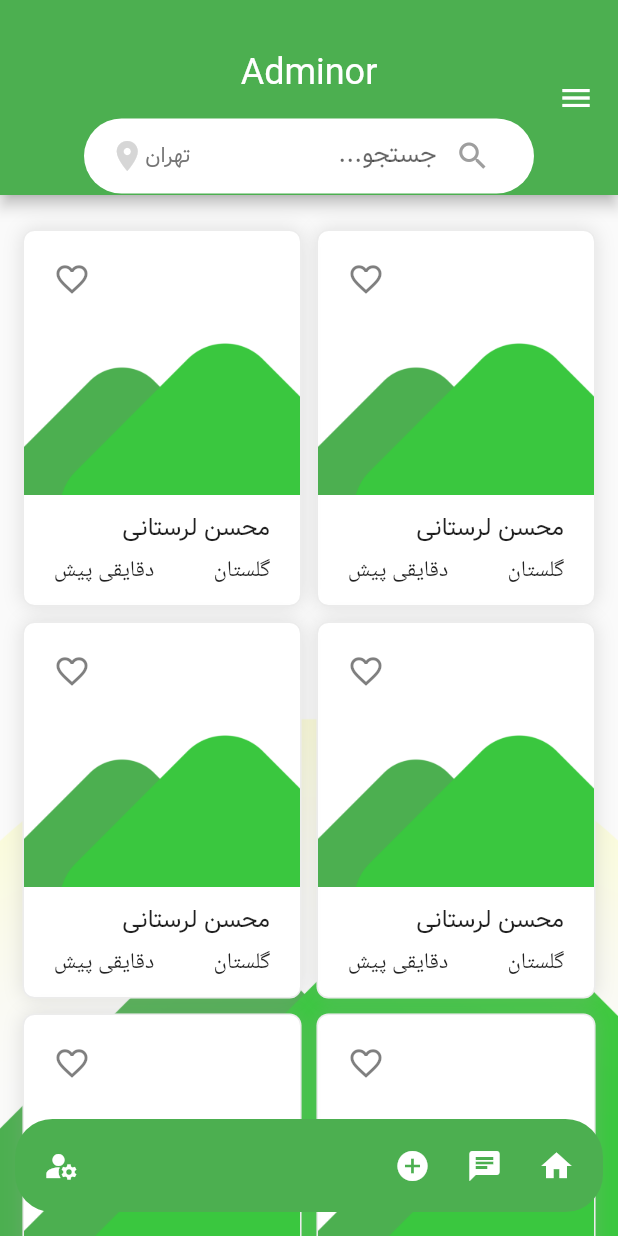
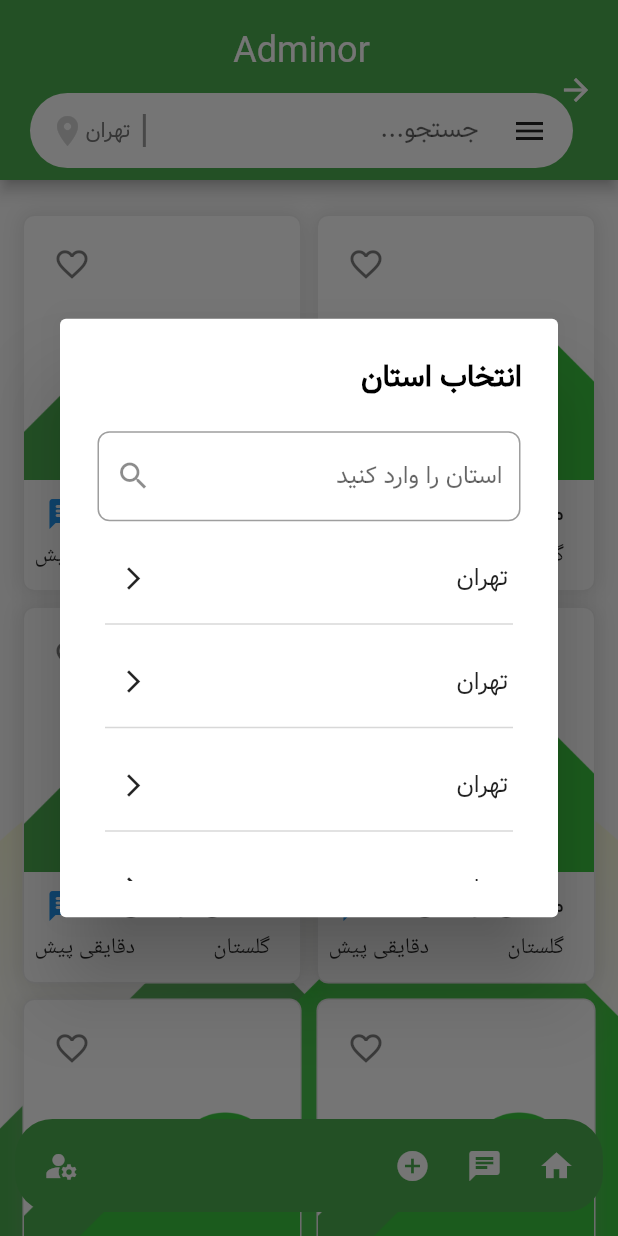
Before and after one commit to MadPad124/Adminor, a Flutter app: the AdvertisingPage screen opened directly, after a tap on "تهران", on a phone screen of 412 x 824 dp. Run offline on Flutter 3.47's test engine with Material 2 defaults, Android fonts, the phone set to English and light mode, and no system bars; our stand-ins replace animated_splash_screen, animated_text_kit, page_transition, shared_preferences; accounts and stored records are empty; project files that could hold a hidden picture were left out.

```diff
--- a/lib/AdeversitingPage.dart
+++ b/lib/AdeversitingPage.dart
@@ -1,4 +1,6 @@
+
 import 'package:flutter/material.dart';
+//import 'package:flutter/scheduler.dart';
 class AdvertisingPage extends StatefulWidget {
   const AdvertisingPage({Key? key}) : super(key: key);
 
@@ -12,28 +14,30 @@
     TextEditingController searchBoxController=TextEditingController();
 
     return Scaffold(
-      appBar:
-      AppBar(
-        leading: IconButton(onPressed: (){}, icon: const Icon(Icons.menu)),
+
+      appBar: AppBar(
         backgroundColor: Colors.green,
-        toolbarHeight: 130,
+        toolbarHeight: 120,
         flexibleSpace:Row(
           crossAxisAlignment: CrossAxisAlignment.center,
-          mainAxisAlignment: MainAxisAlignment.center,
           children: [
+            const SizedBox(width: 30,),
             Column(
               mainAxisAlignment: MainAxisAlignment.center,
               crossAxisAlignment: CrossAxisAlignment.center,
               children: [
-                const SizedBox(height: 30,),
-                const Text('Adminor',style: TextStyle(fontFamily: 'Vazir',fontWeight: FontWeight.w300,fontSize: 24,color: Colors.white),),
-                const SizedBox(height: 10,),
-                Container(width:300,height:50,
+
+                const Padding(
+                  padding: EdgeInsets.all(8.0),
+                  child: Text('Adminor',style: TextStyle(fontFamily: 'Vazir',fontWeight: FontWeight.w300,fontSize: 24,color: Colors.white),),
+                ),
+                Container(width:MediaQuery.of(context).size.width-50,height:50,
                     decoration: BoxDecoration(color:Colors.white,borderRadius: BorderRadius.circular(25)),
                     child: Row(
-                      mainAxisAlignment: MainAxisAlignment.center,
+                      mainAxisAlignment: MainAxisAlignment.spaceAround,
                       crossAxisAlignment: CrossAxisAlignment.center,
                       children: [
+                        IconButton(onPressed: (){}, icon:const Icon(Icons.menu)),
                         SizedBox(
                           width: MediaQuery.of(context).size.width-200,
                             child:
@@ -44,17 +48,82 @@
                           decoration: const InputDecoration(
                             hintText: 'جستجو...',
                               border: UnderlineInputBorder(borderSide: BorderSide.none),
-                              prefixIcon : Icon(Icons.search),prefixIconColor: Colors.grey),)),
+                              /*prefixIcon : Icon(Icons.search),prefixIconColor: Colors.grey*/),)),
                                InkWell(
                                 onTap: (){
+                                  showDialog(context: context, builder: (context) => AlertDialog(title:const Text('انتخاب استان',style: TextStyle(fontFamily: 'Vazir',color: Colors.black,fontSize: 20),),
+                                  content: SingleChildScrollView(
+                                    child: SizedBox(
+                                      width: MediaQuery.of(context).size.width,
+                                      child: Column(
+                                        children: [
+                                          Row(
+                                            mainAxisAlignment: MainAxisAlignment.center,
+                                            crossAxisAlignment: CrossAxisAlignment.center,
+                                            children: [
+                                              SizedBox(
+                                                height: 60,
+                                                  //decoration: BoxDecoration(color:Colors.white,borderRadius: BorderRadius.circular(10),border: Border.all(color: Colors.grey,width: 1)),
+                                                  width: MediaQuery.of(context).size.width-130,
+                                                  child:
+                                                  TextField(
+                                                    onChanged: (value) => searchBoxController.text = value,
+                                                    style: const TextStyle(fontFamily: 'Vazir',color: Colors.black),
+                                                    textDirection: TextDirection.rtl,
+                                                    decoration:  InputDecoration(
+                                                      enabledBorder: OutlineInputBorder(borderSide: const BorderSide(color: Colors.grey,width: 1),borderRadius: BorderRadius.circular(8)),
+                                                      hintText: 'استان را وارد کنید',
+                                                      hintStyle: const TextStyle(fontSize: 16),
+                                                      suffixIcon: const Icon(Icons.search),
+                                                      focusedBorder: const OutlineInputBorder(borderSide: BorderSide(width:1,color: Colors.teal)),
+                                                      border: const UnderlineInputBorder(borderSide: BorderSide.none),
+                                                    ),)),
+
+
+                                            ],
+                                          ),
+                                          Center(
+                                            child: SizedBox(
+                                              height: 240,
+                                              width: MediaQuery.of(context).size.width-130,
+                                              child: ListView.builder(itemCount: 12,itemBuilder: (context, index) {
+                                                return Column(
+                                                  children: [
+                                                    Padding(
+                                                      padding: const EdgeInsets.only(top: 8.0),
+                                                      child: SizedBox(
+                                                        height:60,
+                                                        child: Row(mainAxisAlignment: MainAxisAlignment.spaceBetween,
+                                                          crossAxisAlignment: CrossAxisAlignment.center,
+                                                          children: [const Expanded(child: Padding(
+                                                            padding: EdgeInsets.only(right: 8.0),
+                                                            child: Text('تهران',style: TextStyle(fontSize: 16,fontFamily: 'Vazir'),),
+                                                          )),IconButton(onPressed: (){}, icon: const Icon(Icons.arrow_back_ios_new,size: 18,)),
+                                                          ],
+                                                        ),
+                                                      ),
+                                                    ),
+                                                    Container(height: 1,width: MediaQuery.of(context).size.width-140,decoration:  BoxDecoration(border: Border(bottom: BorderSide(color: Colors.grey.withOpacity(0.4),width: 1,))),)
+                                                  ],
+                                                );
+                                              },),
+                                            ),
+                                          )
+                                        ],
+                                      ),
+                                    ),
+                                  )),);
                                 },
                                 child:Row(
                                   textDirection: TextDirection.ltr,
                                   mainAxisAlignment: MainAxisAlignment.center,
                                   crossAxisAlignment: CrossAxisAlignment.center,
                                   children: [
-                                    Icon(Icons.location_on,color: Colors.grey[350],),
-                                     Text('تهران',style: TextStyle(fontFamily: 'Vazir',fontSize: 14,color: Colors.grey[600]),)],),
+                                    Padding(
+                                      padding: const EdgeInsets.only(left: 8.0),
+                                      child: Icon(Icons.location_on,color: Colors.grey[350],),
+                                    ),
+                                     Container(padding: const EdgeInsets.only(right: 8),decoration:const BoxDecoration(border: Border(right: BorderSide(color: Colors.grey,width: 2))),child: Text('تهران',style: TextStyle(fontFamily: 'Vazir',fontSize: 14,color: Colors.grey[600]),))],),
                               )
 
                       ],
@@ -146,11 +215,20 @@
             children: [
             Padding(
               padding: EdgeInsets.only(right: 20.0,top: 10,bottom: 5),
-              child: Text('محسن لرستانی',style: TextStyle(fontFamily: 'Vazir',fontSize: 16,),),
+              child: Row(
+                mainAxisAlignment: MainAxisAlignment.spaceBetween,
+                children: [
+                  Text('محسن لرستانی',style: TextStyle(fontFamily: 'Vazir',fontSize: 16,),),
+                  Padding(
+                    padding: EdgeInsets.only(left: 15.0),
+                    child: Icon(Icons.message_rounded,color: Colors.blue,),
+                  ),
+                ],
+              ),
             ),
             Padding(
-              padding: EdgeInsets.only(bottom: 5.0),
-              child: Row(mainAxisAlignment: MainAxisAlignment.spaceAround,children: [Text('گلستان'),Text('دقایقی پیش'),],),
+              padding: EdgeInsets.only(bottom: 5.0,left: 7,right: 20),
+              child: Row(mainAxisAlignment: MainAxisAlignment.spaceBetween,children: [Text('گلستان'),Text('دقایقی پیش'),],),
             )
           ],),
 
```
